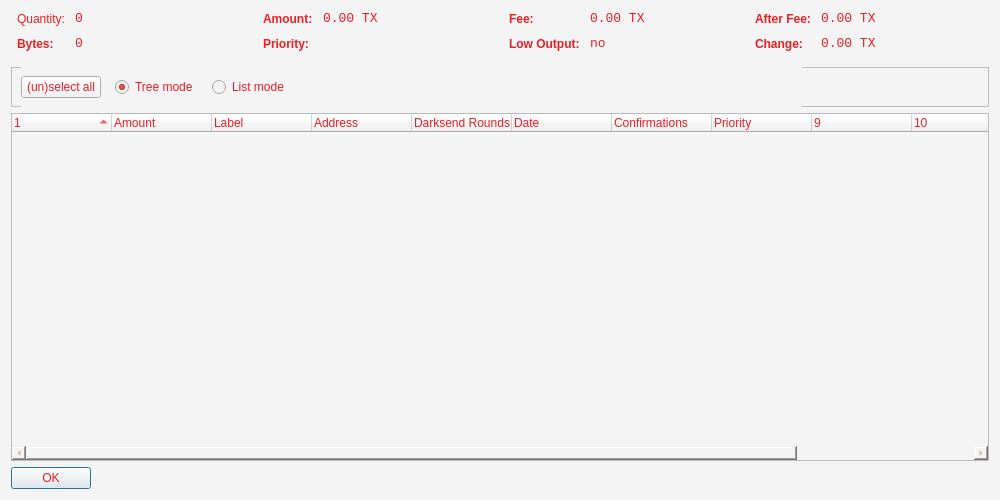
Qt form src/qt/forms/coincontroldialog.ui (SaltineChips/endox) before a commit.
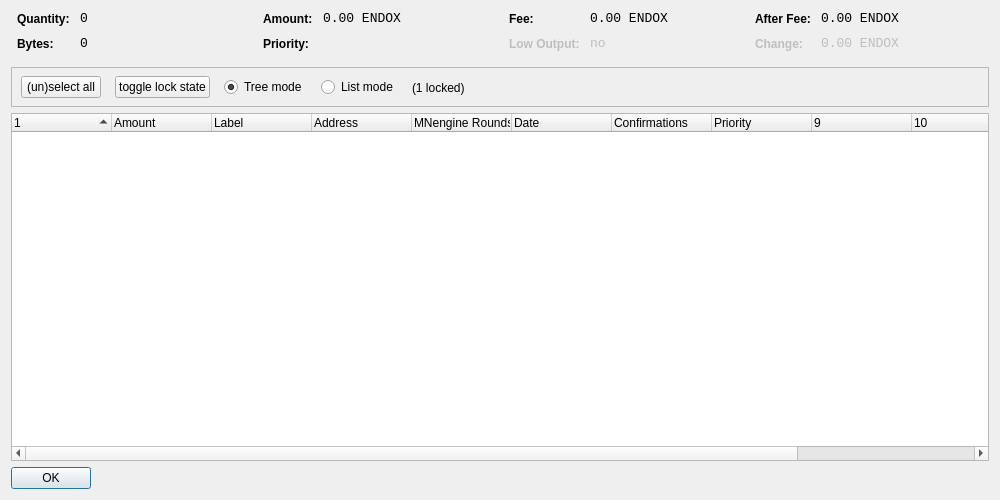
The same form after that commit. Custom widgets are drawn as their Qt base class.

Diff of the .ui file:
```diff
--- a/src/qt/forms/coincontroldialog.ui
+++ b/src/qt/forms/coincontroldialog.ui
@@ -14,8 +14,7 @@
    <string>Coin Control</string>
   </property>
   <property name="styleSheet">
-   <string notr="true">color: rgb(204, 155, 68);
-background-color: rgb(244, 244, 244);</string>
+   <string notr="true"/>
   </property>
   <layout class="QVBoxLayout" name="verticalLayout">
    <item>
@@ -43,7 +42,7 @@
        <item row="0" column="0">
         <widget class="QLabel" name="labelCoinControlQuantityText">
          <property name="styleSheet">
-          <string notr="true"> color: #eb1f24</string>
+          <string notr="true">font-weight:bold;</string>
          </property>
          <property name="text">
           <string>Quantity:</string>
@@ -64,9 +63,6 @@
          <property name="contextMenuPolicy">
           <enum>Qt::ActionsContextMenu</enum>
          </property>
-         <property name="styleSheet">
-          <string notr="true">color: #eb1f24</string>
-         </property>
          <property name="text">
           <string notr="true">0</string>
          </property>
@@ -78,7 +74,7 @@
        <item row="1" column="0">
         <widget class="QLabel" name="labelCoinControlBytesText">
          <property name="styleSheet">
-          <string notr="true">font-weight:bold; color: #eb1f24</string>
+          <string notr="true">font-weight:bold;</string>
          </property>
          <property name="text">
           <string>Bytes:</string>
@@ -99,9 +95,6 @@
          <property name="contextMenuPolicy">
           <enum>Qt::ActionsContextMenu</enum>
          </property>
-         <property name="styleSheet">
-          <string notr="true">color: #eb1f24</string>
-         </property>
          <property name="text">
           <string notr="true">0</string>
          </property>
@@ -129,7 +122,7 @@
        <item row="0" column="0">
         <widget class="QLabel" name="labelCoinControlAmountText">
          <property name="styleSheet">
-          <string notr="true">font-weight:bold; color: #eb1f24</string>
+          <string notr="true">font-weight:bold;</string>
          </property>
          <property name="text">
           <string>Amount:</string>
@@ -150,11 +143,8 @@
          <property name="contextMenuPolicy">
           <enum>Qt::ActionsContextMenu</enum>
          </property>
-         <property name="styleSheet">
-          <string notr="true">color: #eb1f24</string>
-         </property>
          <property name="text">
-          <string notr="true">0.00 TX</string>
+          <string notr="true">0.00 ENDOX</string>
          </property>
          <property name="textInteractionFlags">
           <set>Qt::LinksAccessibleByMouse|Qt::TextSelectableByKeyboard|Qt::TextSelectableByMouse</set>
@@ -164,7 +154,7 @@
        <item row="1" column="0">
         <widget class="QLabel" name="labelCoinControlPriorityText">
          <property name="styleSheet">
-          <string notr="true">font-weight:bold; color: #eb1f24</string>
+          <string notr="true">font-weight:bold;</string>
          </property>
          <property name="text">
           <string>Priority:</string>
@@ -212,7 +202,7 @@
        <item row="0" column="0">
         <widget class="QLabel" name="labelCoinControlFeeText">
          <property name="styleSheet">
-          <string notr="true">font-weight:bold; color: #eb1f24</string>
+          <string notr="true">font-weight:bold;</string>
          </property>
          <property name="text">
           <string>Fee:</string>
@@ -233,11 +223,8 @@
          <property name="contextMenuPolicy">
           <enum>Qt::ActionsContextMenu</enum>
          </property>
-         <property name="styleSheet">
-          <string notr="true">color: #eb1f24</string>
-         </property>
          <property name="text">
-          <string notr="true">0.00 TX</string>
+          <string notr="true">0.00 ENDOX</string>
          </property>
          <property name="textInteractionFlags">
           <set>Qt::LinksAccessibleByMouse|Qt::TextSelectableByKeyboard|Qt::TextSelectableByMouse</set>
@@ -250,7 +237,7 @@
           <bool>false</bool>
          </property>
          <property name="styleSheet">
-          <string notr="true">font-weight:bold; color: #eb1f24</string>
+          <string notr="true">font-weight:bold;</string>
          </property>
          <property name="text">
           <string>Low Output:</string>
@@ -274,9 +261,6 @@
          <property name="contextMenuPolicy">
           <enum>Qt::ActionsContextMenu</enum>
          </property>
-         <property name="styleSheet">
-          <string notr="true">color: #eb1f24</string>
-         </property>
          <property name="text">
           <string notr="true">no</string>
          </property>
@@ -304,7 +288,7 @@
        <item row="0" column="0">
         <widget class="QLabel" name="labelCoinControlAfterFeeText">
          <property name="styleSheet">
-          <string notr="true">font-weight:bold; color: #eb1f24</string>
+          <string notr="true">font-weight:bold;</string>
          </property>
          <property name="text">
           <string>After Fee:</string>
@@ -325,11 +309,8 @@
          <property name="contextMenuPolicy">
           <enum>Qt::ActionsContextMenu</enum>
          </property>
-         <property name="styleSheet">
-          <string notr="true">color: #eb1f24</string>
-         </property>
          <property name="text">
-          <string notr="true">0.00 TX</string>
+          <string notr="true">0.00 ENDOX</string>
          </property>
          <property name="textInteractionFlags">
           <set>Qt::LinksAccessibleByMouse|Qt::TextSelectableByKeyboard|Qt::TextSelectableByMouse</set>
@@ -342,7 +323,7 @@
           <bool>false</bool>
          </property>
          <property name="styleSheet">
-          <string notr="true">font-weight:bold; color: #eb1f24</string>
+          <string notr="true">font-weight:bold;</string>
          </property>
          <property name="text">
           <string>Change:</string>
@@ -366,11 +347,8 @@
          <property name="contextMenuPolicy">
           <enum>Qt::ActionsContextMenu</enum>
          </property>
-         <property name="styleSheet">
-          <string notr="true">color: #eb1f24</string>
-         </property>
          <property name="text">
-          <string notr="true">0.00 TX</string>
+          <string notr="true">0.00 ENDOX</string>
          </property>
          <property name="textInteractionFlags">
           <set>Qt::LinksAccessibleByMouse|Qt::TextSelectableByKeyboard|Qt::TextSelectableByMouse</set>
@@ -404,7 +382,7 @@
         <height>41</height>
        </rect>
       </property>
-      <layout class="QHBoxLayout" name="horizontalLayoutPanel" stretch="0,0,0,0">
+      <layout class="QHBoxLayout" name="horizontalLayoutPanel" stretch="0,0,0,0,0">
        <property name="spacing">
         <number>14</number>
        </property>
@@ -416,14 +394,27 @@
            <verstretch>0</verstretch>
           </sizepolicy>
          </property>
-         <property name="styleSheet">
-          <string notr="true">color: #eb1f24</string>
-         </property>
          <property name="text">
           <string>(un)select all</string>
          </property>
         </widget>
        </item>
+        <item>
+         <widget class="QPushButton" name="pushButtonToggleLock">
+          <property name="sizePolicy">
+           <sizepolicy hsizetype="Maximum" vsizetype="Fixed">
+            <horstretch>0</horstretch>
+            <verstretch>0</verstretch>
+           </sizepolicy>
+          </property>
+          <property name="text">
+           <string>toggle lock state</string>
+          </property>
+          <property name="autoDefault">
+           <bool>false</bool>
+          </property>
+         </widget>
+        </item>
        <item>
         <widget class="QRadioButton" name="radioTreeMode">
          <property name="sizePolicy">
@@ -432,9 +423,6 @@
            <verstretch>0</verstretch>
           </sizepolicy>
          </property>
-         <property name="styleSheet">
-          <string notr="true">color: #eb1f24</string>
-         </property>
          <property name="text">
           <string>Tree mode</string>
          </property>
@@ -451,14 +439,18 @@
            <verstretch>0</verstretch>
           </sizepolicy>
          </property>
-         <property name="styleSheet">
-          <string notr="true">color: #eb1f24</string>
-         </property>
          <property name="text">
           <string>List mode</string>
          </property>
         </widget>
        </item>
+        <item>
+         <widget class="QLabel" name="labelLocked">
+          <property name="text">
+           <string>(1 locked)</string>
+          </property>
+         </widget>
+        </item>
        <item>
         <spacer name="horizontalSpacer">
          <property name="orientation">
@@ -481,9 +473,6 @@
      <property name="contextMenuPolicy">
       <enum>Qt::CustomContextMenu</enum>
      </property>
-     <property name="styleSheet">
-      <string notr="true">color: #eb1f24</string>
-     </property>
      <property name="sortingEnabled">
       <bool>false</bool>
      </property>
@@ -518,7 +507,7 @@
      </column>
      <column>
       <property name="text">
-       <string>Darksend Rounds</string>
+       <string>MNengine Rounds</string>
       </property>
      </column>
      <column>
@@ -569,9 +558,6 @@
        <verstretch>0</verstretch>
       </sizepolicy>
      </property>
-     <property name="styleSheet">
-      <string notr="true">color: #eb1f24</string>
-     </property>
      <property name="orientation">
       <enum>Qt::Horizontal</enum>
      </property>
```
